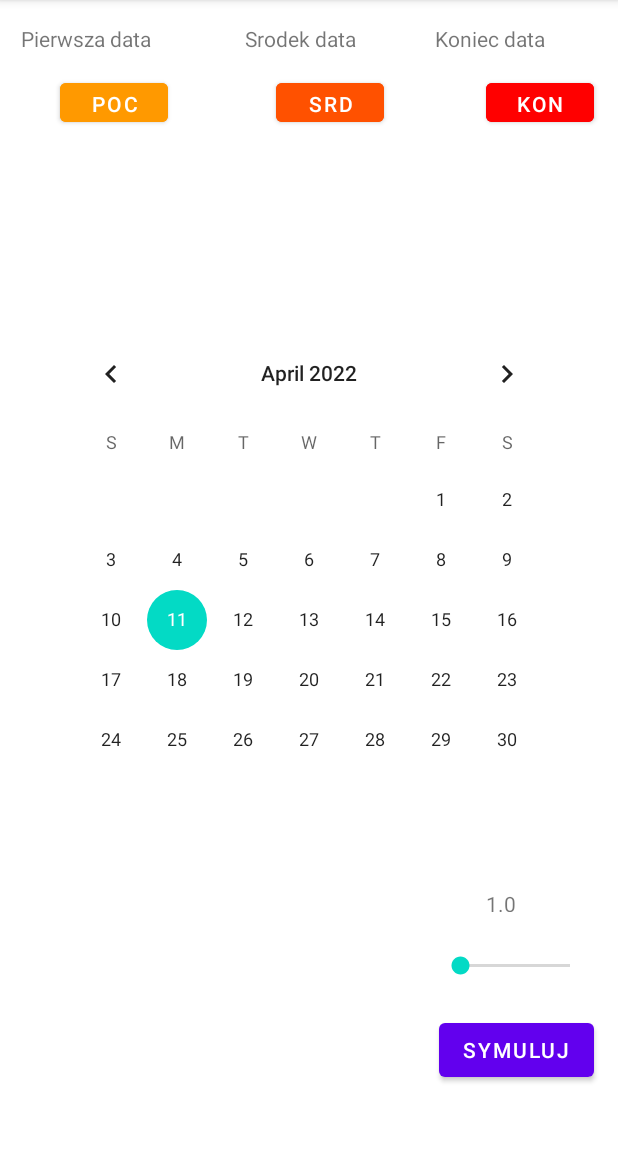
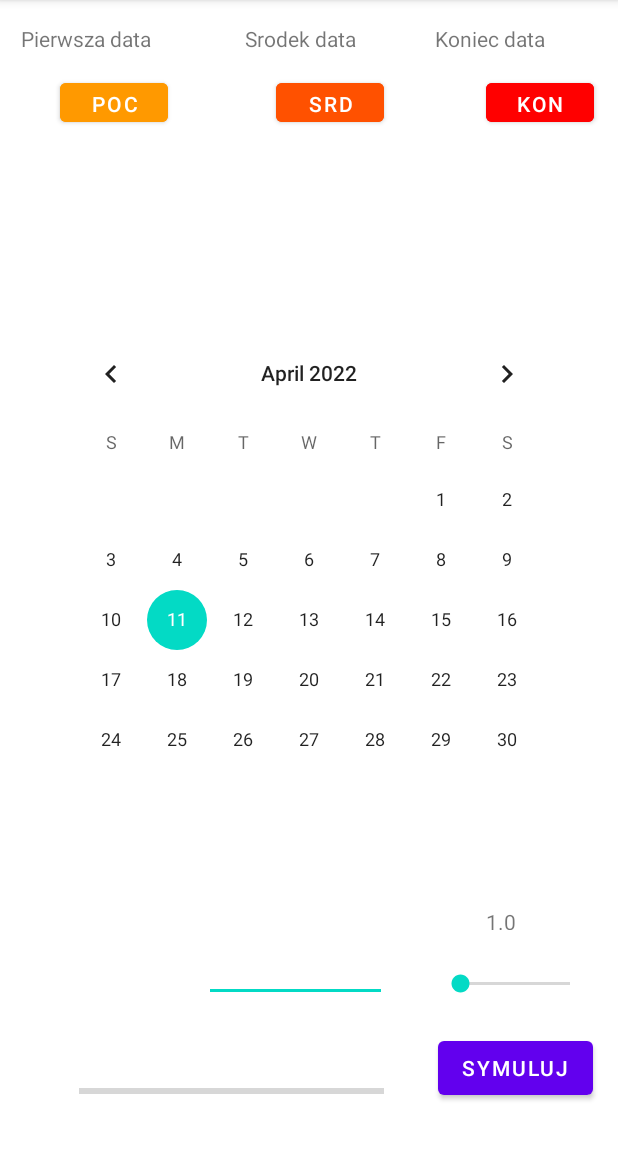
Before and after one commit to LeonCookie/podroz, an Android app: the screen it shows after launch (MainActivity), on a phone screen of 412 x 824 dp, the part 84-1236 px from its top. Run offline under Robolectric (Android 15) with nearby library versions, the phone set to English and light mode, and no system bars.

Commit message:
end of lesson

```diff
--- a/app/src/main/java/com/example/podroz/MainActivity.kt
+++ b/app/src/main/java/com/example/podroz/MainActivity.kt
@@ -3,10 +3,14 @@ package com.example.podroz
 import android.app.DatePickerDialog
 import androidx.appcompat.app.AppCompatActivity
 import android.os.Bundle
+import android.text.Editable
 import android.text.TextPaint
+import android.text.TextWatcher
 import android.util.Log
 import android.widget.*
+import java.lang.Math.abs
 import java.text.SimpleDateFormat
+import java.time.LocalDate
 import java.util.*
 
 lateinit var TexTPocz: TextView
@@ -19,8 +23,10 @@ lateinit var ButtonKon: Button
 
 lateinit var Suwak: SeekBar
 lateinit var TexTSuw: TextView
+lateinit var EditSym: EditText
+lateinit var BSym: Button
 
-lateinit var MCalender: CalendarView
+lateinit var MainCalender: CalendarView
 
 
 
@@ -41,6 +47,8 @@ class MainActivity : AppCompatActivity() {
 
         Suwak = findViewById<SeekBar>(R.id.seekBar)
         TexTSuw = findViewById<TextView>(R.id.textViewSuwak)
+        EditSym = findViewById<EditText>(R.id.editTextSym)
+        BSym = findViewById<Button>(R.id.buttonSym)
 
         TexTPocz = findViewById<TextView>(R.id.textViewPocz)
         TexTSRD  = findViewById<TextView>(R.id.textViewSRD)
@@ -50,7 +58,40 @@ class MainActivity : AppCompatActivity() {
         ButtonSRD = findViewById<Button>(R.id.ButtonSrd)
         ButtonKon = findViewById<Button>(R.id.ButtonKon)
 
-        MCalender = findViewById<CalendarView>(R.id.MainCalender)
+        MainCalender = findViewById<CalendarView>(R.id.MainCalender)
+
+
+
+
+        var Edit:String=""
+        /*
+        EditSym.addTextChangedListener(object : TextWatcher {
+
+            override fun afterTextChanged(s: Editable) {}
+
+            override fun beforeTextChanged(s: CharSequence, start: Int,
+                                           count: Int, after: Int) {
+            }
+
+            override fun onTextChanged(s: CharSequence, start: Int,
+                                       before: Int, count: Int) =
+
+
+                if(Edit.toInt()>10 && Edit.toInt() <20){
+
+                    Edit = EditSym.getText().toString();
+                    Suwak.setProgress(Edit.toFloat().toInt()/10)
+                    TexTSuw.text = Edit.toString()
+                }else{
+                    Toast.makeText(this@MainActivity, "Liczba musi byc w przedziale od 1.0 do 2.0", Toast.LENGTH_SHORT).show()
+                }
+
+
+
+
+        })
+
+         */
 
 
 
@@ -61,6 +102,7 @@ class MainActivity : AppCompatActivity() {
             MyClanedar.set(Calendar.MONTH,month)
             MyClanedar.set(Calendar.DAY_OF_MONTH,dayOfMonth)
             updateLable(MyClanedar)
+
 
         }
         val DatePicker2 = DatePickerDialog.OnDateSetListener { view, year, month, dayOfMonth ->
@@ -85,6 +127,7 @@ class MainActivity : AppCompatActivity() {
             DatePickerDialog(this,DatePicker1, MyClanedar.get(Calendar.YEAR), MyClanedar.get(Calendar.MONTH),
                 MyClanedar.get(Calendar.DAY_OF_MONTH)).show()
 
+
         }
         ButtonSRD.setOnClickListener{
             DatePickerDialog(this,DatePicker2, MyClanedar.get(Calendar.YEAR), MyClanedar.get(Calendar.MONTH),
@@ -102,11 +145,7 @@ class MainActivity : AppCompatActivity() {
 
 
 
-
-
-
-
-
+            //progresss
 
 
 
@@ -139,7 +178,23 @@ class MainActivity : AppCompatActivity() {
 
         })
 
+        /*
+        BSym.setOnClickListener{
+
+
+
+            val difference: Long = abs(FirstT.time - ThirdT.time)
+            val differenceDates = difference / (24 * 60 * 60 * 1000)
+            val dayDifference = differenceDates.toString()
+            textView.text = "The difference between two dates is $dayDifference days"
+        }
+         */
     }
+
+
+
+
+    //Private
 
     private fun updateLable(myClanedar: Calendar) {
         val MyFormat="dd-MM-yyyy"
--- a/app/src/main/res/layout/activity_main.xml
+++ b/app/src/main/res/layout/activity_main.xml
@@ -44,11 +44,11 @@
         android:id="@+id/buttonSym"
         android:layout_width="wrap_content"
         android:layout_height="wrap_content"
-        android:layout_marginBottom="44dp"
+        android:layout_marginBottom="32dp"
         android:text="symuluj"
         app:layout_constraintBottom_toBottomOf="parent"
         app:layout_constraintEnd_toEndOf="parent"
-        app:layout_constraintHorizontal_bias="0.949"
+        app:layout_constraintHorizontal_bias="0.947"
         app:layout_constraintStart_toStartOf="parent" />
 
     <SeekBar
@@ -121,4 +121,30 @@
         app:layout_constraintEnd_toEndOf="parent"
         app:layout_constraintStart_toStartOf="parent"
         app:layout_constraintTop_toTopOf="parent" />
+
+    <EditText
+        android:id="@+id/editTextSym"
+        android:layout_width="122dp"
+        android:layout_height="59dp"
+        android:layout_marginStart="136dp"
+        android:layout_marginBottom="100dp"
+        android:ems="10"
+
+        android:inputType="number"
+        app:layout_constraintBottom_toBottomOf="parent"
+        app:layout_constraintStart_toStartOf="parent"
+        tools:ignore="TouchTargetSizeCheck,SpeakableTextPresentCheck" />
+
+    <ProgressBar
+        android:id="@+id/progressBar"
+        style="?android:attr/progressBarStyleHorizontal"
+        android:layout_width="203dp"
+        android:layout_height="17dp"
+        android:layout_marginBottom="32dp"
+        app:layout_constraintBottom_toBottomOf="parent"
+        app:layout_constraintEnd_toStartOf="@+id/buttonSym"
+        app:layout_constraintHorizontal_bias="0.595"
+        app:layout_constraintStart_toStartOf="parent" />
+
+
 </androidx.constraintlayout.widget.ConstraintLayout>
```
